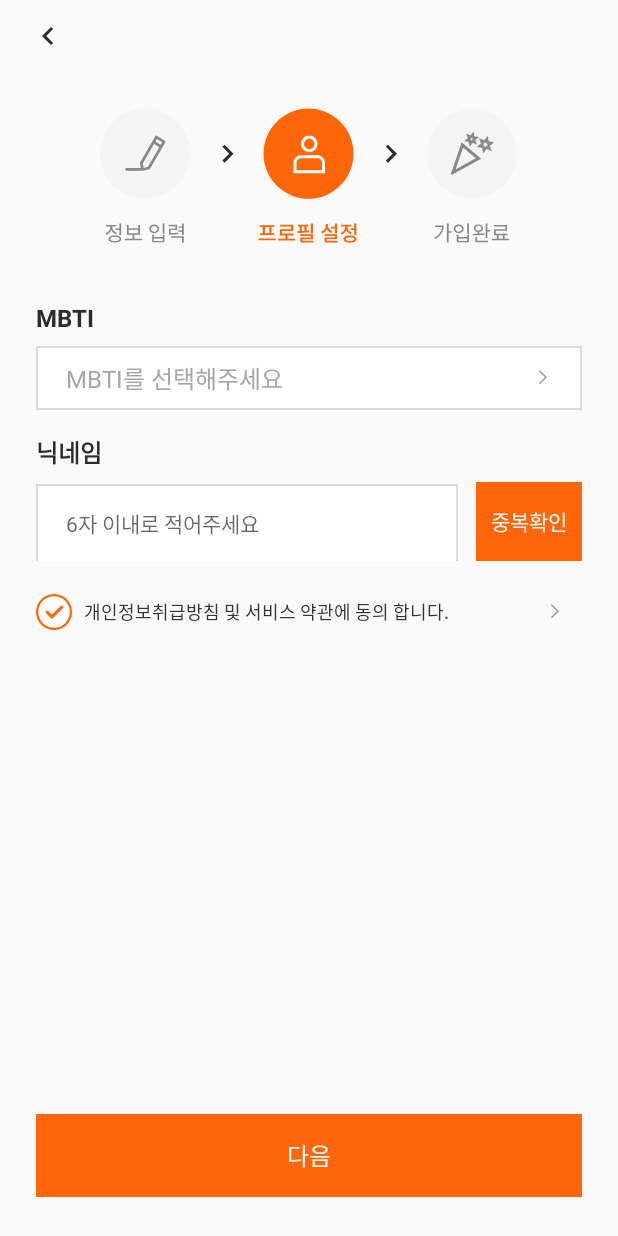
After one commit to finder-dev/finder_android, an Android app built with Jetpack Compose: the layout fragment_sign_up_two.xml on its own in the app's theme, with its tools: preview values and no code run, on a phone screen of 412 x 824 dp. The commit adds this screen. Run offline under Robolectric (Android 15) with nearby library versions, the phone set to English and light mode, and no system bars.

Commit message:
회원가입 두 번째 UI 추가
회원가입시 정보 입력하는 두 번째 화면 추가

```diff
--- /dev/null
+++ b/app/src/main/res/drawable/bg_gainsboro_stroke.xml
@@ -0,0 +1,8 @@
+<?xml version="1.0" encoding="utf-8"?>
+<shape xmlns:android="http://schemas.android.com/apk/res/android"
+    android:shape="rectangle">
+    <solid android:color="#ffffff" />
+    <stroke
+        android:width="1dp"
+        android:color="@color/gainsboro" />
+</shape>
--- a/app/src/main/res/layout/fragment_sign_up_one.xml
+++ b/app/src/main/res/layout/fragment_sign_up_one.xml
@@ -184,36 +184,6 @@
                     android:textSize="12dp"
                     android:textColor="@color/black04"/>
 
-                <androidx.appcompat.widget.LinearLayoutCompat
-                    android:layout_width="match_parent"
-                    android:layout_height="wrap_content"
-                    android:orientation="horizontal">
-
-                    <androidx.appcompat.widget.AppCompatImageView
-                        android:id="@+id/autoLoginCheckButton"
-                        android:layout_width="wrap_content"
-                        android:layout_height="wrap_content"
-                        android:layout_gravity="center_vertical"
-                        android:src="@drawable/ic_check_button"/>
-
-                    <androidx.appcompat.widget.AppCompatTextView
-                        android:layout_width="wrap_content"
-                        android:layout_height="wrap_content"
-                        android:layout_weight="1"
-                        android:layout_marginLeft="8dp"
-                        android:layout_gravity="center_vertical"
-                        android:text="@string/msg_terms_description"
-                        android:textSize="12dp"
-                        android:textColor="@color/darkSlateGray"/>
-
-                    <androidx.appcompat.widget.AppCompatImageView
-                        android:id="@+id/moveToTermsButton"
-                        android:layout_width="wrap_content"
-                        android:layout_height="wrap_content"
-                        android:src="@drawable/ic_right_gray_arrow"/>
-
-                </androidx.appcompat.widget.LinearLayoutCompat>
-
             </androidx.appcompat.widget.LinearLayoutCompat>
         </ScrollView>
 
--- /dev/null
+++ b/app/src/main/res/layout/fragment_sign_up_two.xml
@@ -0,0 +1,162 @@
+<?xml version="1.0" encoding="utf-8"?>
+<layout xmlns:android="http://schemas.android.com/apk/res/android">
+
+    <data>
+
+    </data>
+
+    <androidx.appcompat.widget.LinearLayoutCompat
+        android:layout_width="match_parent"
+        android:layout_height="match_parent"
+        android:orientation="vertical">
+
+        <include
+            android:layout_width="match_parent"
+            android:layout_height="48dp"
+            layout="@layout/include_sub_tool_bar"/>
+
+        <androidx.appcompat.widget.AppCompatImageView
+            android:layout_width="wrap_content"
+            android:layout_height="wrap_content"
+            android:src="@drawable/ic_sign_up_two_step"
+            android:layout_marginTop="23dp"
+            android:layout_gravity="center"/>
+
+    <androidx.appcompat.widget.LinearLayoutCompat
+        android:layout_width="match_parent"
+        android:layout_height="wrap_content"
+        android:layout_weight="1"
+        android:paddingLeft="24dp"
+        android:paddingRight="24dp"
+        android:paddingBottom="26dp"
+        android:paddingTop="36dp"
+        android:orientation="vertical">
+
+        <androidx.appcompat.widget.AppCompatTextView
+            android:layout_width="match_parent"
+            android:layout_height="wrap_content"
+            android:layout_marginBottom="8dp"
+            android:text="MBTI"
+            android:textSize="16dp"
+            android:textColor="@color/black1"
+            android:textStyle="bold"/>
+
+        <androidx.appcompat.widget.LinearLayoutCompat
+            android:id="@+id/selectMBTILayout"
+            android:layout_width="match_parent"
+            android:layout_height="wrap_content"
+            android:background="@drawable/bg_gainsboro_stroke"
+            android:layout_marginBottom="16dp"
+            android:paddingRight="8dp"
+            android:paddingLeft="20dp"
+            android:paddingTop="3dp"
+            android:paddingBottom="3dp"
+            android:orientation="horizontal">
+
+            <androidx.appcompat.widget.AppCompatTextView
+                android:layout_width="wrap_content"
+                android:layout_height="wrap_content"
+                android:layout_weight="1"
+                android:layout_gravity="center_vertical"
+                android:text="@string/hint_MBTI_select"
+                android:textColor="@color/light_gray"
+                android:textSize="16dp"/>
+
+            <androidx.appcompat.widget.AppCompatImageView
+                android:layout_width="wrap_content"
+                android:layout_height="wrap_content"
+                android:src="@drawable/ic_light_gray_arrow"/>
+
+        </androidx.appcompat.widget.LinearLayoutCompat>
+
+        <androidx.appcompat.widget.AppCompatTextView
+            android:layout_width="match_parent"
+            android:layout_height="wrap_content"
+            android:layout_marginBottom="8dp"
+            android:text="@string/nick_name"
+            android:textSize="16dp"
+            android:textColor="@color/black1"
+            android:textStyle="bold"/>
+
+        <androidx.appcompat.widget.LinearLayoutCompat
+            android:layout_width="match_parent"
+            android:layout_height="wrap_content"
+            android:layout_marginBottom="16dp"
+            android:orientation="horizontal">
+
+            <androidx.appcompat.widget.AppCompatEditText
+                android:id="@+id/emailEditTextView"
+                android:layout_width="wrap_content"
+                android:layout_height="wrap_content"
+                android:layout_weight="1"
+                android:background="@drawable/bg_main_color_focus_stroke"
+                android:paddingTop="15dp"
+                android:paddingBottom="16dp"
+                android:paddingLeft="20dp"
+                android:paddingRight="20dp"
+                android:layout_marginRight="12dp"
+                android:hint="@string/hint_input_nick_name"/>
+
+            <androidx.appcompat.widget.AppCompatButton
+                android:id="@+id/authenticationRequestButton"
+                android:layout_width="wrap_content"
+                android:layout_height="wrap_content"
+                android:background="@color/mainColor"
+                android:text="@string/overlap_check"
+                android:textColor="@color/white"
+                android:textSize="14dp"
+                android:gravity="center"
+                android:paddingLeft="10dp"
+                android:paddingRight="10dp"
+                android:paddingTop="15dp"
+                android:paddingBottom="16dp"/>
+
+        </androidx.appcompat.widget.LinearLayoutCompat>
+
+        <androidx.appcompat.widget.LinearLayoutCompat
+            android:layout_width="match_parent"
+            android:layout_height="wrap_content"
+            android:orientation="horizontal">
+
+            <androidx.appcompat.widget.AppCompatImageView
+                android:id="@+id/autoLoginCheckButton"
+                android:layout_width="wrap_content"
+                android:layout_height="wrap_content"
+                android:layout_gravity="center_vertical"
+                android:src="@drawable/ic_check_button"/>
+
+            <androidx.appcompat.widget.AppCompatTextView
+                android:layout_width="wrap_content"
+                android:layout_height="wrap_content"
+                android:layout_weight="1"
+                android:layout_marginLeft="8dp"
+                android:layout_gravity="center_vertical"
+                android:text="@string/msg_terms_description"
+                android:textSize="12dp"
+                android:textColor="@color/darkSlateGray"/>
+
+            <androidx.appcompat.widget.AppCompatImageView
+                android:id="@+id/moveToTermsButton"
+                android:layout_width="wrap_content"
+                android:layout_height="wrap_content"
+                android:src="@drawable/ic_light_gray_arrow"/>
+
+        </androidx.appcompat.widget.LinearLayoutCompat>
+    </androidx.appcompat.widget.LinearLayoutCompat>
+
+        <androidx.appcompat.widget.AppCompatButton
+            android:layout_width="match_parent"
+            android:layout_height="wrap_content"
+            android:layout_marginBottom="26dp"
+            android:layout_marginLeft="24dp"
+            android:layout_marginRight="24dp"
+            android:background="@color/mainColor"
+            android:text="@string/next"
+            android:textColor="@color/white"
+            android:textSize="16dp"
+            android:gravity="center"
+            android:paddingTop="15dp"
+            android:paddingBottom="16dp" />
+
+    </androidx.appcompat.widget.LinearLayoutCompat>
+</layout>
--- a/app/src/main/res/values/colors.xml
+++ b/app/src/main/res/values/colors.xml
@@ -14,6 +14,7 @@
     <color name="black04">#717171</color>
     <color name="gainsboro">#DADADA</color>
     <color name="darkSlateGray">#333333</color>
+    <color name="light_gray">#A7A7A7</color>
 
     <color name="onBoardingGray">#7E8589</color>
 </resources>
--- a/app/src/main/res/values/strings.xml
+++ b/app/src/main/res/values/strings.xml
@@ -5,11 +5,13 @@
     <string name="login">로그인</string>
     <string name="sign_up">회원가입</string>
     <string name="next">다음</string>
+    <string name="nick_name">닉네임</string>
 
     <string name="sign_up_complete">회원가입 완료</string>
     <string name="authentication_request">인증요청</string>
     <string name="authentication_check">인증확인</string>
     <string name="code_number">코드번호</string>
+    <string name="overlap_check">중복확인</string>
     <string name="do_start">시작하기</string>
     <string name="login_by_email">이메일로 로그인</string>
     <string name="email_id">아이디(이메일)</string>
@@ -20,6 +22,8 @@
     <string name="hint_input_code_number">코드번호를 입력해주세요</string>
     <string name="hint_input_password">비밀번호를 입력해주세요</string>
     <string name="hint_re_input_password">비밀번호를 다시 입력해주세요</string>
+    <string name="hint_MBTI_select">MBTI를 선택해주세요</string>
+    <string name="hint_input_nick_name">6자 이내로 적어주세요</string>
 
     <string name="msg_sign_up_induce">아직 F!nder 회원이 아니라면?</string>
     <string name="msg_terms_description">개인정보취급방침 및 서비스 약관에 동의 합니다.</string>
```
Also changed, not shown: app/src/main/res/drawable/ic_light_gray_arrow.xml (renamed from app/src/main/res/drawable/ic_right_gray_arrow.xml).
